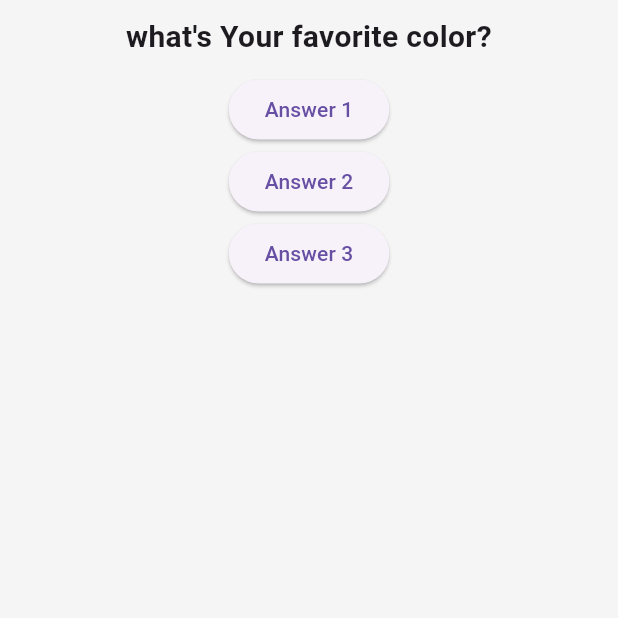
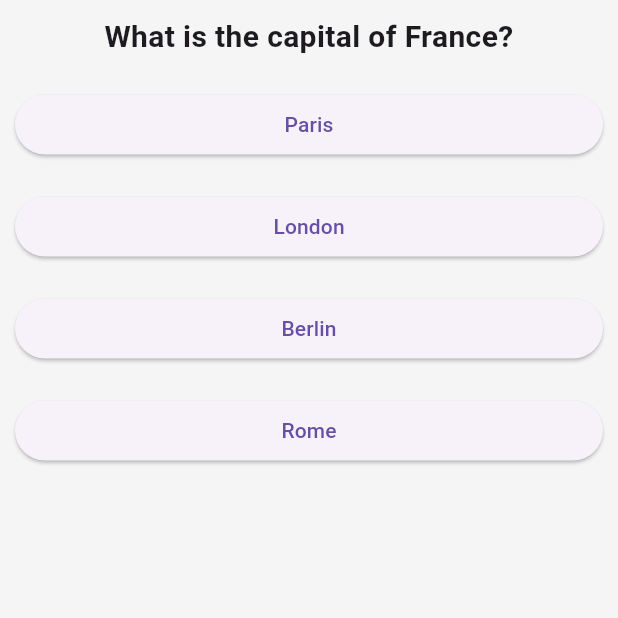
Before and after one commit to ThedistortedFrequency/quiz_app, a Flutter app: the screen it shows after launch, on a phone screen of 412 x 824 dp, the top half of it. Run offline on Flutter 3.47's test engine with Material 3 defaults, Android fonts, the phone set to English and light mode, and no system bars.

Commit message:
questiona and answer are mapped

```diff
--- /dev/null
+++ b/lib/answer.dart
@@ -0,0 +1,19 @@
+import 'package:flutter/material.dart';
+
+class Answer extends StatelessWidget {
+  final void Function() answerhandler;
+  final String answerText;
+  const Answer(this.answerhandler, this.answerText, {super.key});
+
+  @override
+  Widget build(BuildContext context) {
+    return Container(
+      margin: const EdgeInsets.all(10),
+      width: double.infinity,
+      child: ElevatedButton(
+        onPressed: answerhandler,
+        child: Text(answerText),
+      ),
+    );
+  }
+}
--- a/lib/homepage.dart
+++ b/lib/homepage.dart
@@ -1,4 +1,5 @@
 import 'package:flutter/material.dart';
+import 'package:quizapp/answer.dart';
 import 'package:quizapp/question.dart';
 
 class HomePage extends StatefulWidget {
@@ -14,38 +15,175 @@ class _HomePageState extends State<HomePage> {
   void _answerQuestion() {
     setState(() {
       _questionIndex += 1;
-      print(_questionIndex);
+    });
+  }
+
+  void resetQuiz() {
+    setState(() {
+      _questionIndex = 0;
     });
   }
 
   @override
   Widget build(BuildContext context) {
     var question = [
-      "what's Your favorite color?",
-      "what's your favorite dish",
-      "what's your favorite bike",
+      {
+        'questionText': 'What is the capital of France?',
+        'options': ['Paris', 'London', 'Berlin', 'Rome'],
+        'answerIndex': 0,
+      },
+      {
+        'questionText': 'Who wrote "Romeo and Juliet"?',
+        'options': [
+          'Charles Dickens',
+          'Jane Austen',
+          'William Shakespeare',
+          'Mark Twain'
+        ],
+        'answerIndex': 2,
+      },
+      {
+        'questionText': 'What is the powerhouse of the cell?',
+        'options': [
+          'Nucleus',
+          'Ribosome',
+          'Mitochondria',
+          'Endoplasmic reticulum'
+        ],
+        'answerIndex': 2,
+      },
+      {
+        'questionText': 'What is the chemical symbol for water?',
+        'options': ['H', 'O2', 'H2O', 'CO2'],
+        'answerIndex': 2,
+      },
+      {
+        'questionText': 'Who painted the Mona Lisa?',
+        'options': [
+          'Vincent van Gogh',
+          'Leonardo da Vinci',
+          'Pablo Picasso',
+          'Michelangelo'
+        ],
+        'answerIndex': 1,
+      },
+      {
+        'questionText': 'What is the largest planet in our solar system?',
+        'options': ['Venus', 'Saturn', 'Jupiter', 'Neptune'],
+        'answerIndex': 2,
+      },
+      {
+        'questionText': 'Which continent is the largest by land area?',
+        'options': ['Africa', 'Asia', 'North America', 'Antarctica'],
+        'answerIndex': 1,
+      },
+      {
+        'questionText': 'What is the capital of Japan?',
+        'options': ['Beijing', 'Seoul', 'Tokyo', 'Bangkok'],
+        'answerIndex': 2,
+      },
+      {
+        'questionText': 'Who discovered penicillin?',
+        'options': [
+          'Alexander Fleming',
+          'Marie Curie',
+          'Albert Einstein',
+          'Isaac Newton'
+        ],
+        'answerIndex': 0,
+      },
+      {
+        'questionText': 'What is the tallest mountain in the world?',
+        'options': ['Mount Everest', 'K2', 'Kangchenjunga', 'Lhotse'],
+        'answerIndex': 0,
+      },
+      {
+        'questionText': 'Which gas is most abundant in the Earth’s atmosphere?',
+        'options': ['Oxygen', 'Carbon dioxide', 'Nitrogen', 'Methane'],
+        'answerIndex': 2,
+      },
+      {
+        'questionText': 'Who wrote "To Kill a Mockingbird"?',
+        'options': [
+          'J.K. Rowling',
+          'Harper Lee',
+          'Stephen King',
+          'George Orwell'
+        ],
+        'answerIndex': 1,
+      },
+      {
+        'questionText': 'What is the chemical symbol for gold?',
+        'options': ['Au', 'Ag', 'Fe', 'Cu'],
+        'answerIndex': 0,
+      },
+      {
+        'questionText': 'Which planet is known as the Red Planet?',
+        'options': ['Mars', 'Venus', 'Jupiter', 'Mercury'],
+        'answerIndex': 0,
+      },
+      {
+        'questionText': 'Who is known as the father of modern physics?',
+        'options': [
+          'Isaac Newton',
+          'Galileo Galilei',
+          'Albert Einstein',
+          'Stephen Hawking'
+        ],
+        'answerIndex': 2,
+      },
+      {
+        'questionText': 'Which country is famous for the Great Barrier Reef?',
+        'options': ['Australia', 'Brazil', 'Canada', 'India'],
+        'answerIndex': 0,
+      },
+      {
+        'questionText': 'What is the chemical formula for table salt?',
+        'options': ['NaCl', 'H2O', 'CO2', 'HCl'],
+        'answerIndex': 0,
+      },
+      {
+        'questionText': 'Who wrote "The Great Gatsby"?',
+        'options': [
+          'F. Scott Fitzgerald',
+          'Ernest Hemingway',
+          'Mark Twain',
+          'Charles Dickens'
+        ],
+        'answerIndex': 0,
+      },
+      {
+        'questionText': 'Which language is spoken in Brazil?',
+        'options': ['Portuguese', 'Spanish', 'Italian', 'French'],
+        'answerIndex': 0,
+      },
+      {
+        'questionText': 'What is the smallest bone in the human body?',
+        'options': ['Femur', 'Patella', 'Stapes', 'Tibia'],
+        'answerIndex': 2,
+      },
     ];
     return Scaffold(
       backgroundColor: Colors.grey[100],
       body: SafeArea(
         child: Center(
-          child: Column(
-            children: [
-              Question(question[_questionIndex]),
-              ElevatedButton(
-                onPressed: _answerQuestion,
-                child: const Text("Answer 1"),
-              ),
-              ElevatedButton(
-                onPressed: _answerQuestion,
-                child: const Text("Answer 2"),
-              ),
-              ElevatedButton(
-                onPressed: _answerQuestion,
-                child: const Text("Answer 3"),
-              ),
-            ],
-          ),
+          child: _questionIndex < question.length
+              ? Column(
+                  children: [
+                    Question(
+                      question[_questionIndex]['questionText'].toString(),
+                    ),
+                    ...(question[_questionIndex]['options'] as List)
+                        .map((ans) => Answer(_answerQuestion, ans))
+                        .toList()
+                  ],
+                )
+              : Center(
+                  child: ElevatedButton(
+                    onPressed: resetQuiz,
+                    child: const Text("Reset"),
+                  ),
+                ),
         ),
       ),
     );
```
